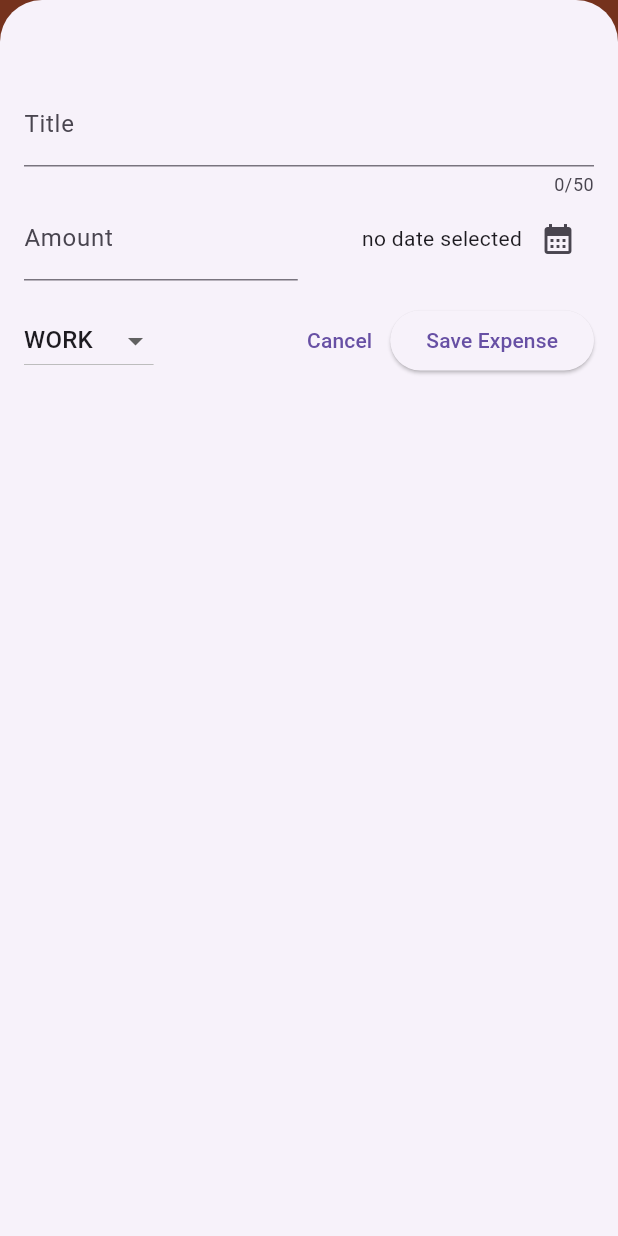
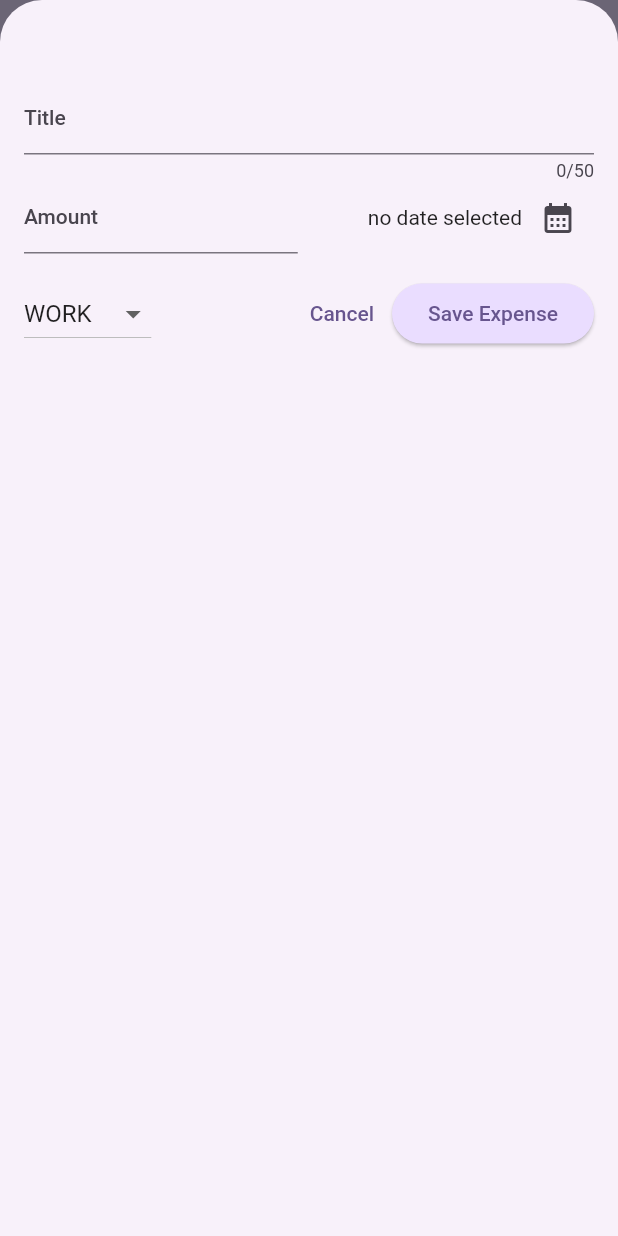
Before and after one commit to spector-0110/Expense-Planner, a Flutter app: the screen it shows after launch, after a tap on the "add" icon, on a phone screen of 412 x 824 dp. Run offline on Flutter 3.47's test engine with Material 2 defaults, Android fonts, the phone set to English and light mode, and no system bars.

Commit message:
added theme data and dark mode

```diff
--- a/lib/main.dart
+++ b/lib/main.dart
@@ -1,10 +1,54 @@
 import 'package:flutter/material.dart';
 import 'package:expense_planner/widgets/expenses.dart';
 
+var kColorScheme =
+    ColorScheme.fromSeed(seedColor: const Color.fromARGB(255, 95, 50, 180));
+var kDarkColorScheme = ColorScheme.fromSeed(
+    brightness: Brightness.dark,
+    seedColor: const Color.fromARGB(255, 95, 50, 180));
+
 void main() {
   runApp(
-     MaterialApp(
-      theme: ThemeData(useMaterial3: true),
-      home: const Expenses()),
+    MaterialApp(
+        darkTheme: ThemeData.dark().copyWith(
+          useMaterial3: true,
+          colorScheme: kDarkColorScheme,
+          cardTheme: const CardTheme().copyWith(
+            color: kDarkColorScheme.secondaryContainer,
+            margin: const EdgeInsets.symmetric(horizontal: 16, vertical: 8),
+          ),
+          elevatedButtonTheme: ElevatedButtonThemeData(
+            style: ElevatedButton.styleFrom(
+              backgroundColor: kDarkColorScheme.primaryContainer,
+              foregroundColor: kDarkColorScheme.onPrimaryContainer,
+            ),
+          ),
+        ),
+        theme: ThemeData().copyWith(
+          useMaterial3: true,
+          colorScheme: kColorScheme,
+          appBarTheme: const AppBarTheme().copyWith(
+            foregroundColor: kColorScheme.onPrimaryContainer,
+            backgroundColor: kColorScheme.primaryContainer,
+          ),
+          cardTheme: const CardTheme().copyWith(
+            color: kColorScheme.secondaryContainer,
+            margin: const EdgeInsets.symmetric(horizontal: 16, vertical: 8),
+          ),
+          elevatedButtonTheme: ElevatedButtonThemeData(
+            style: ElevatedButton.styleFrom(
+              backgroundColor: kColorScheme.primaryContainer,
+            ),
+          ),
+          textTheme: ThemeData().textTheme.copyWith(
+                titleLarge: TextStyle(
+                  fontWeight: FontWeight.bold,
+                  color: kColorScheme.onSecondaryContainer,
+                  fontSize: 18,
+                ),
+              ),
+        ),
+       // themeMode: ThemeMode.dark,
+        home: const Expenses()),
   );
 }
--- a/lib/widgets/expenses.dart
+++ b/lib/widgets/expenses.dart
@@ -78,7 +78,6 @@ class _ExpensesState extends State<Expenses> {
     }
     return Scaffold(
       appBar: AppBar(
-        backgroundColor: Colors.deepOrangeAccent,
         title: const Text("Expense Tracker"),
         actions: [
           IconButton(
--- a/lib/widgets/expenses_list/expense_items.dart
+++ b/lib/widgets/expenses_list/expense_items.dart
@@ -11,8 +11,12 @@ class ExpenseItems extends StatelessWidget {
       child: Padding(
         padding: const EdgeInsets.symmetric(horizontal: 17, vertical: 10),
         child: Column(
+          crossAxisAlignment: CrossAxisAlignment.start,
           children: [
-            Text(expense.title),
+            Text(
+              expense.title,
+              style: Theme.of(context).textTheme.titleLarge,
+            ),
             const SizedBox(
               height: 10,
             ),
--- a/lib/widgets/expenses_list/expenses_list.dart
+++ b/lib/widgets/expenses_list/expenses_list.dart
@@ -13,11 +13,15 @@ class ExpenseList extends StatelessWidget {
     return ListView.builder(
       itemCount: expenses.length,
       itemBuilder: (context, index) => Dismissible(
-        key: ValueKey(
-          ExpenseItems(
-            expenses[index],
-          ),
+        resizeDuration: const Duration(seconds: 1),
+        background: Container(
+          color: Theme.of(context).colorScheme.error.withOpacity(.7),
+          margin: EdgeInsets.symmetric(
+              horizontal: Theme.of(context).cardTheme.margin!.horizontal),
         ),
+        key: ValueKey(ExpenseItems(
+          expenses[index],
+        )),
         onDismissed: (direction) {
           onRemoveExpense(expenses[index]);
         },
```
